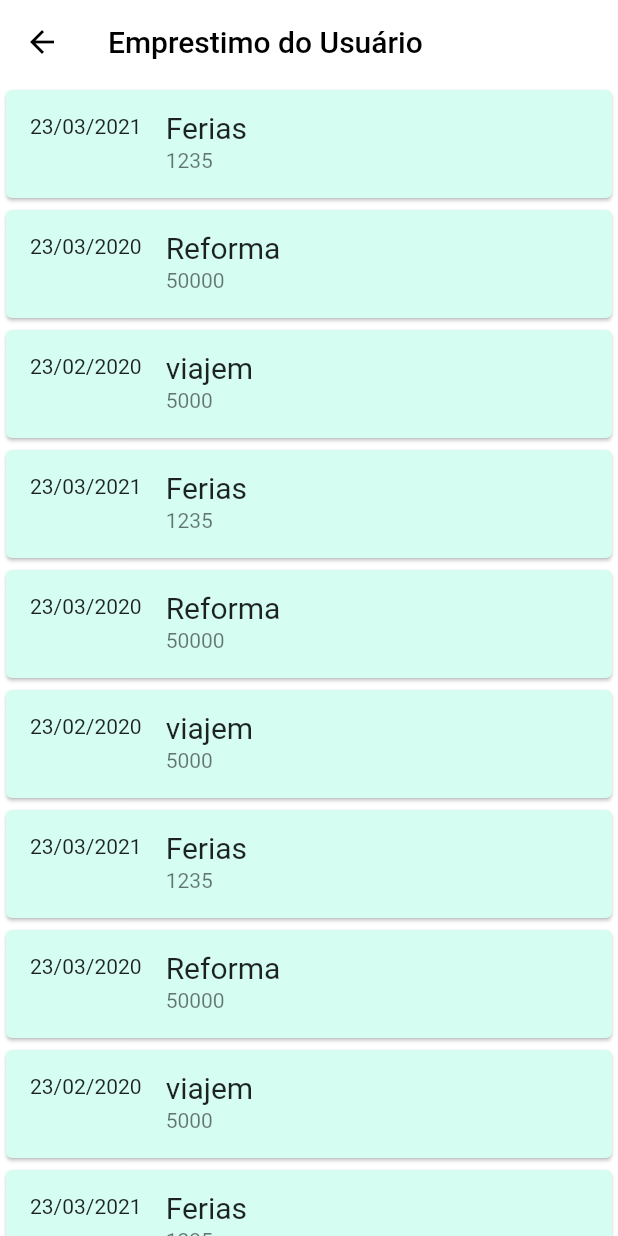
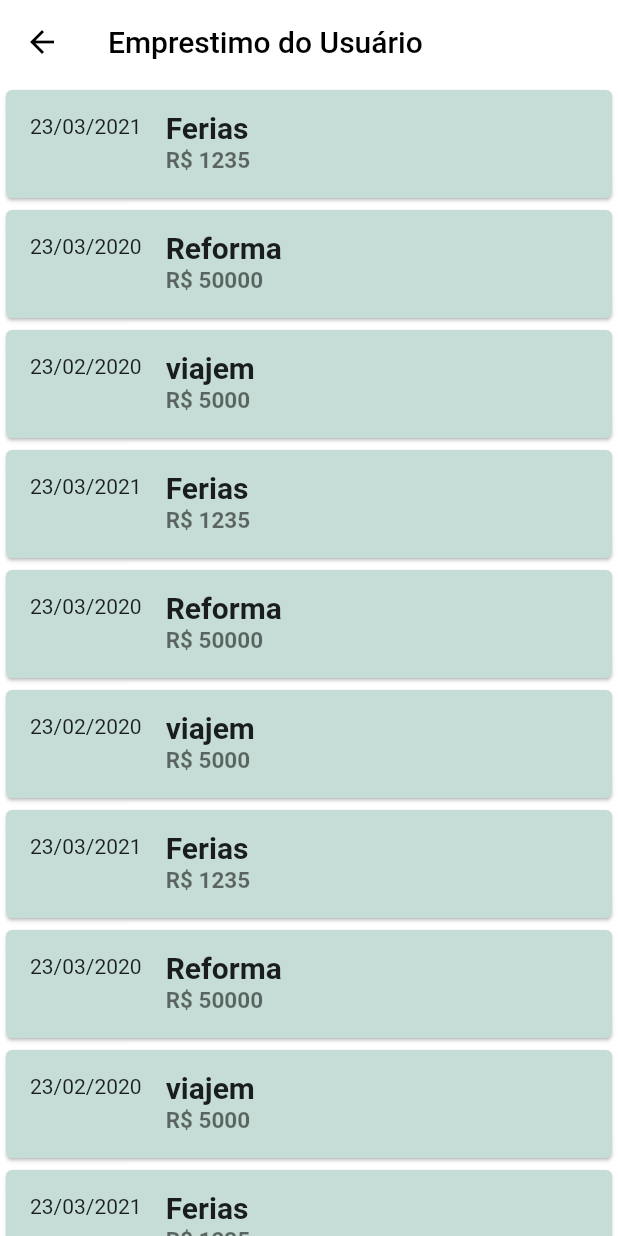
Before and after one commit to kelvinalmeida/oxe_backing, a Flutter app: the EmprestimoUsuario screen opened directly, on a phone screen of 412 x 824 dp. Run offline on Flutter 3.47's test engine with Material 2 defaults, Android fonts, the light colour scheme and no system bars; our stand-ins replace month_picker_dialog; missing offline and left inert: dart:ffi.

Commit message:
simular emprestimo

```diff
--- a/lib/screens/emprestimo_do_usuario.dart
+++ b/lib/screens/emprestimo_do_usuario.dart
@@ -8,62 +8,62 @@ class EmprestimoUsuario extends StatelessWidget {
     List<Map<String, String>> emprestimos = [
       {
         'titulo': 'Ferias',
-        'valor': '1235',
+        'valor': 'R\$ 1235',
         'data do pedido': '23/03/2021',
       },
       {
         'titulo': 'Reforma',
-        'valor': '50000',
+        'valor': 'R\$ 50000',
         'data do pedido': '23/03/2020',
       },
       {
         'titulo': 'viajem',
-        'valor': '5000',
+        'valor': 'R\$ 5000',
         'data do pedido': '23/02/2020',
       },
       {
         'titulo': 'Ferias',
-        'valor': '1235',
+        'valor': 'R\$ 1235',
         'data do pedido': '23/03/2021',
       },
       {
         'titulo': 'Reforma',
-        'valor': '50000',
+        'valor': 'R\$ 50000',
         'data do pedido': '23/03/2020',
       },
       {
         'titulo': 'viajem',
-        'valor': '5000',
+        'valor': 'R\$ 5000',
         'data do pedido': '23/02/2020',
       },
       {
         'titulo': 'Ferias',
-        'valor': '1235',
+        'valor': 'R\$ 1235',
         'data do pedido': '23/03/2021',
       },
       {
         'titulo': 'Reforma',
-        'valor': '50000',
+        'valor': 'R\$ 50000',
         'data do pedido': '23/03/2020',
       },
       {
         'titulo': 'viajem',
-        'valor': '5000',
+        'valor': 'R\$ 5000',
         'data do pedido': '23/02/2020',
       },
       {
         'titulo': 'Ferias',
-        'valor': '1235',
+        'valor': 'R\$ 1235',
         'data do pedido': '23/03/2021',
       },
       {
         'titulo': 'Reforma',
-        'valor': '50000',
+        'valor': 'R\$ 50000',
         'data do pedido': '23/03/2020',
       },
       {
         'titulo': 'viajem',
-        'valor': '5000',
+        'valor': 'R\$ 5000',
         'data do pedido': '23/02/2020',
       },
     ];
@@ -79,15 +79,22 @@ class EmprestimoUsuario extends StatelessWidget {
         child: ListView.builder(
           itemCount: emprestimos.length,
           itemBuilder: (context, index) => Card(
-            color: const Color.fromARGB(255, 213, 253, 241),
+            color: Color.fromARGB(255, 197, 221, 214),
             child: ListTile(
               leading: Text(emprestimos[index]['data do pedido']!),
               focusColor: Colors.amber,
               title: Text(
                 emprestimos[index]['titulo']!,
-                style: const TextStyle(fontSize: 20),
+                style: const TextStyle(
+                  fontSize: 20,
+                  fontWeight: FontWeight.bold,
+                ),
               ),
-              subtitle: Text(emprestimos[index]['valor']!),
+              subtitle: Text(emprestimos[index]['valor']!,
+                  style: const TextStyle(
+                    fontSize: 15,
+                    fontWeight: FontWeight.w600,
+                  )),
             ),
           ),
         ),
```
Also changed, not shown: lib/screens/emprestimos.dart (+13 -2 lines), lib/screens/simular_emprestimo.dart (added, +53 -0 lines).
